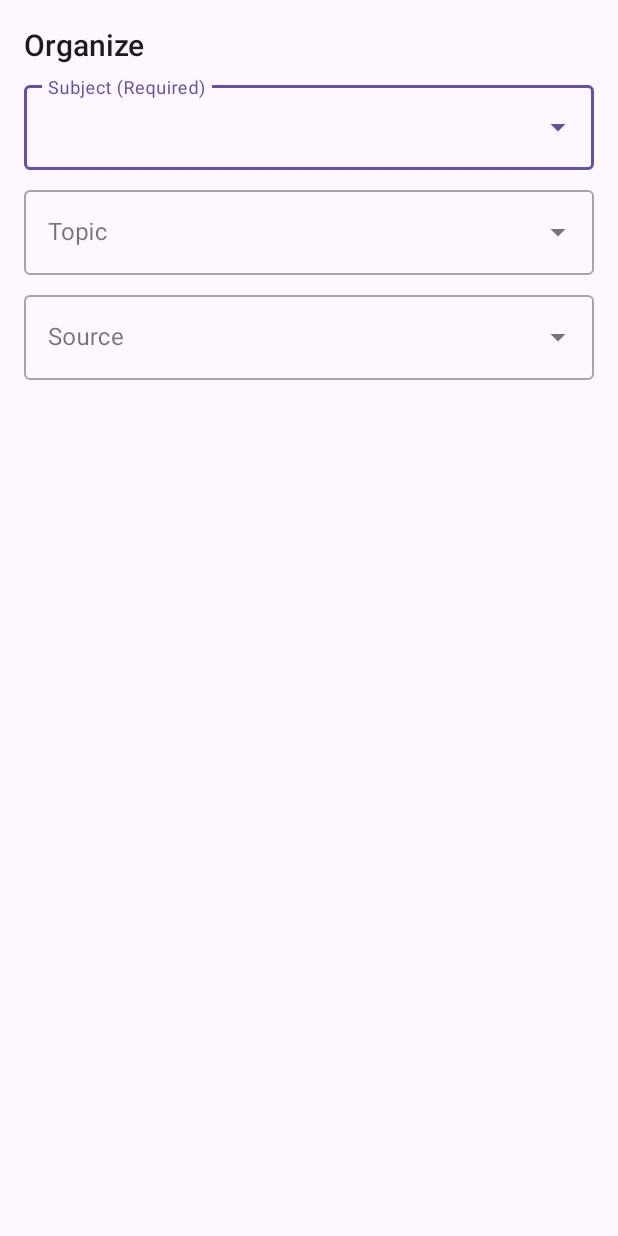
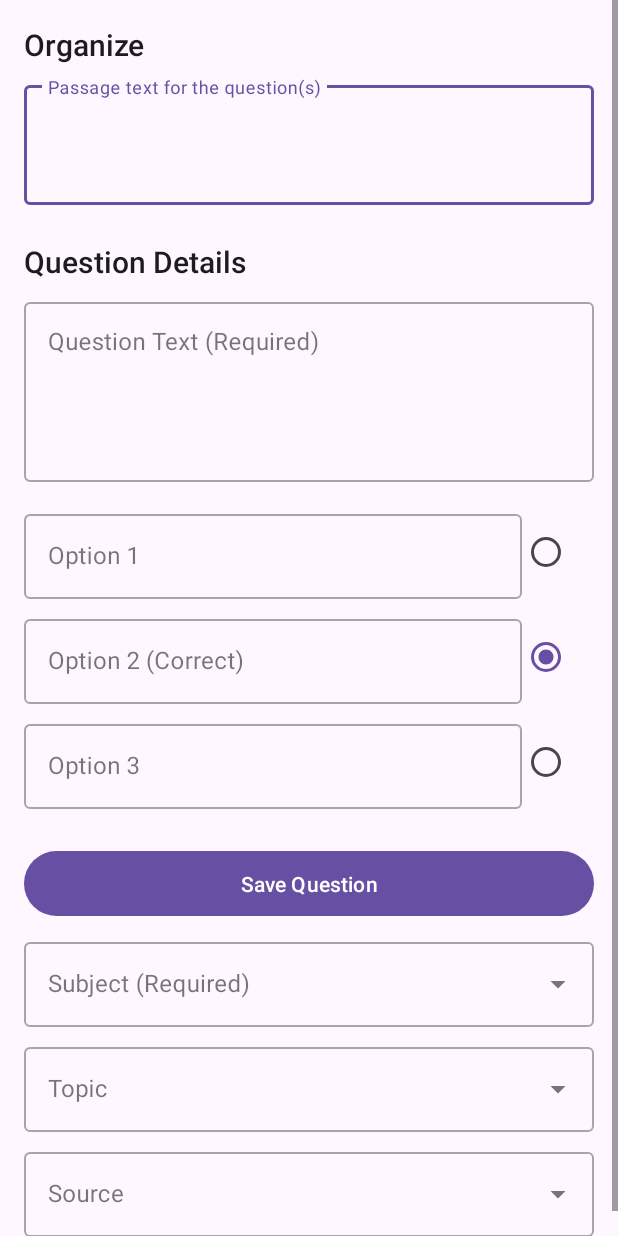
Before and after one commit to mr-himanshuyadav/question-press-adder-android, an Android app built with Jetpack Compose: the EditorActivity screen opened directly, with no data from a screen before it, on a phone screen of 412 x 824 dp. Run offline under Robolectric (Android 15) with nearby library versions, the phone set to English and light mode, and no system bars; 1 statement that could not run was skipped.

Commit message:
feat: Add all UI elements to the editor screen

```diff
--- a/app/src/main/res/layout/activity_editor.xml
+++ b/app/src/main/res/layout/activity_editor.xml
@@ -17,6 +17,136 @@
             android:layout_height="wrap_content"
             android:text="Organize"
             android:textAppearance="@style/TextAppearance.AppCompat.Title" />
+
+        <com.google.android.material.textfield.TextInputLayout
+            android:id="@+id/directionLayout"
+            style="@style/Widget.MaterialComponents.TextInputLayout.OutlinedBox"
+            android:layout_width="match_parent"
+            android:layout_height="wrap_content"
+            android:layout_marginTop="8dp"
+            android:hint="Passage text for the question(s)">
+
+            <com.google.android.material.textfield.TextInputEditText
+                android:id="@+id/directionEditText"
+                android:layout_width="match_parent"
+                android:layout_height="wrap_content"
+                android:gravity="top"
+                android:minHeight="80dp" />
+        </com.google.android.material.textfield.TextInputLayout>
+
+        <TextView
+            android:layout_width="wrap_content"
+            android:layout_height="wrap_content"
+            android:layout_marginTop="24dp"
+            android:text="Question Details"
+            android:textAppearance="@style/TextAppearance.AppCompat.Title" />
+
+        <com.google.android.material.textfield.TextInputLayout
+            android:id="@+id/questionLayout"
+            style="@style/Widget.MaterialComponents.TextInputLayout.OutlinedBox"
+            android:layout_width="match_parent"
+            android:layout_height="wrap_content"
+            android:layout_marginTop="8dp"
+            android:hint="Question Text (Required)">
+
+            <com.google.android.material.textfield.TextInputEditText
+                android:id="@+id/questionEditText"
+                android:layout_width="match_parent"
+                android:layout_height="wrap_content"
+                android:gravity="top"
+                android:minHeight="120dp" />
+        </com.google.android.material.textfield.TextInputLayout>
+
+        <LinearLayout
+            android:layout_width="match_parent"
+            android:layout_height="wrap_content"
+            android:layout_marginTop="16dp"
+            android:orientation="horizontal">
+
+            <com.google.android.material.textfield.TextInputLayout
+                android:id="@+id/option1Layout"
+                style="@style/Widget.MaterialComponents.TextInputLayout.OutlinedBox"
+                android:layout_width="0dp"
+                android:layout_height="wrap_content"
+                android:layout_weight="1"
+                android:hint="Option 1">
+
+                <com.google.android.material.textfield.TextInputEditText
+                    android:id="@+id/option1EditText"
+                    android:layout_width="match_parent"
+                    android:layout_height="wrap_content" />
+            </com.google.android.material.textfield.TextInputLayout>
+
+            <RadioButton
+                android:id="@+id/option1RadioButton"
+                android:layout_width="wrap_content"
+                android:layout_height="wrap_content"
+                android:layout_gravity="center" />
+        </LinearLayout>
+
+        <LinearLayout
+            android:layout_width="match_parent"
+            android:layout_height="wrap_content"
+            android:layout_marginTop="8dp"
+            android:orientation="horizontal">
+
+            <com.google.android.material.textfield.TextInputLayout
+                android:id="@+id/option2Layout"
+                style="@style/Widget.MaterialComponents.TextInputLayout.OutlinedBox"
+                android:layout_width="0dp"
+                android:layout_height="wrap_content"
+                android:layout_weight="1"
+                android:hint="Option 2 (Correct)">
+
+                <com.google.android.material.textfield.TextInputEditText
+                    android:id="@+id/option2EditText"
+                    android:layout_width="match_parent"
+                    android:layout_height="wrap_content" />
+            </com.google.android.material.textfield.TextInputLayout>
+
+            <RadioButton
+                android:id="@+id/option2RadioButton"
+                android:layout_width="wrap_content"
+                android:layout_height="wrap_content"
+                android:layout_gravity="center"
+                android:checked="true"/>
+        </LinearLayout>
+
+        <LinearLayout
+            android:layout_width="match_parent"
+            android:layout_height="wrap_content"
+            android:layout_marginTop="8dp"
+            android:orientation="horizontal">
+
+            <com.google.android.material.textfield.TextInputLayout
+                android:id="@+id/option3Layout"
+                style="@style/Widget.MaterialComponents.TextInputLayout.OutlinedBox"
+                android:layout_width="0dp"
+                android:layout_height="wrap_content"
+                android:layout_weight="1"
+                android:hint="Option 3">
+
+                <com.google.android.material.textfield.TextInputEditText
+                    android:id="@+id/option3EditText"
+                    android:layout_width="match_parent"
+                    android:layout_height="wrap_content" />
+            </com.google.android.material.textfield.TextInputLayout>
+
+            <RadioButton
+                android:id="@+id/option3RadioButton"
+                android:layout_width="wrap_content"
+                android:layout_height="wrap_content"
+                android:layout_gravity="center" />
+        </LinearLayout>
+
+        <Button
+            android:id="@+id/saveButton"
+            android:layout_width="match_parent"
+            android:layout_height="wrap_content"
+            android:layout_marginTop="24dp"
+            android:paddingTop="12dp"
+            android:paddingBottom="12dp"
+            android:text="Save Question" />
 
         <com.google.android.material.textfield.TextInputLayout
             android:id="@+id/subjectLayout"
```
